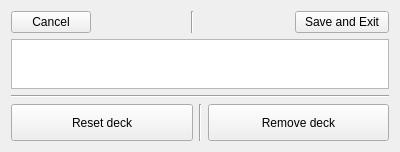
Qt form edit_deck.ui (Szybet/sanki) before a commit.
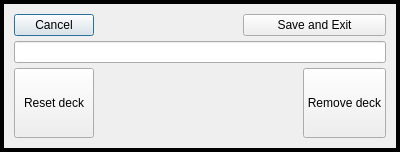
The same form after that commit.

Commit message: basic virtual keyboard, global functions redesign, edit deck improvments

The edit to the form file:
```diff
--- a/edit_deck.ui
+++ b/edit_deck.ui
@@ -1,7 +1,7 @@
 <?xml version="1.0" encoding="UTF-8"?>
 <ui version="4.0">
  <class>edit_deck</class>
- <widget class="QWidget" name="edit_deck">
+ <widget class="QDialog" name="edit_deck">
   <property name="geometry">
    <rect>
     <x>0</x>
@@ -14,93 +14,49 @@
    <string>Form</string>
   </property>
   <layout class="QGridLayout" name="gridLayout">
-   <item row="3" column="0">
-    <layout class="QHBoxLayout" name="horizontalLayout">
-     <property name="sizeConstraint">
-      <enum>QLayout::SetMinimumSize</enum>
-     </property>
-     <item>
-      <widget class="QPushButton" name="ButtonReset">
-       <property name="sizePolicy">
-        <sizepolicy hsizetype="Minimum" vsizetype="Minimum">
-         <horstretch>0</horstretch>
-         <verstretch>0</verstretch>
-        </sizepolicy>
-       </property>
-       <property name="text">
-        <string>Reset deck</string>
-       </property>
-      </widget>
-     </item>
-     <item>
-      <widget class="Line" name="line_3">
-       <property name="orientation">
-        <enum>Qt::Vertical</enum>
-       </property>
-      </widget>
-     </item>
-     <item>
-      <widget class="QPushButton" name="ButtonRemoveDeck">
-       <property name="sizePolicy">
-        <sizepolicy hsizetype="Minimum" vsizetype="Minimum">
-         <horstretch>0</horstretch>
-         <verstretch>0</verstretch>
-        </sizepolicy>
-       </property>
-       <property name="text">
-        <string>Remove deck</string>
-       </property>
-      </widget>
-     </item>
-    </layout>
-   </item>
-   <item row="2" column="0">
-    <widget class="Line" name="line_2">
-     <property name="orientation">
-      <enum>Qt::Horizontal</enum>
-     </property>
-    </widget>
-   </item>
+   <property name="leftMargin">
+    <number>0</number>
+   </property>
+   <property name="topMargin">
+    <number>0</number>
+   </property>
+   <property name="rightMargin">
+    <number>0</number>
+   </property>
+   <property name="bottomMargin">
+    <number>0</number>
+   </property>
+   <property name="spacing">
+    <number>0</number>
+   </property>
    <item row="1" column="0">
-    <widget class="QTextEdit" name="textEditDeckName">
-     <property name="sizePolicy">
-      <sizepolicy hsizetype="Expanding" vsizetype="Minimum">
-       <horstretch>0</horstretch>
-       <verstretch>0</verstretch>
-      </sizepolicy>
+    <widget class="QFrame" name="frame">
+     <property name="frameShape">
+      <enum>QFrame::Box</enum>
      </property>
-     <property name="minimumSize">
-      <size>
-       <width>0</width>
-       <height>40</height>
-      </size>
-     </property>
-     <property name="maximumSize">
-      <size>
-       <width>16777215</width>
-       <height>50</height>
-      </size>
-     </property>
-     <property name="font">
-      <font>
-       <pointsize>13</pointsize>
-      </font>
+     <property name="frameShadow">
+      <enum>QFrame::Plain</enum>
      </property>
      <property name="lineWidth">
-      <number>1</number>
+      <number>4</number>
      </property>
-     <property name="verticalScrollBarPolicy">
-      <enum>Qt::ScrollBarAlwaysOff</enum>
-     </property>
-     <property name="horizontalScrollBarPolicy">
-      <enum>Qt::ScrollBarAlwaysOff</enum>
-     </property>
-     <property name="lineWrapColumnOrWidth">
-      <number>0</number>
-     </property>
-    </widget>
-   </item>
-   <item row="0" column="0">
+     <layout class="QVBoxLayout" name="verticalLayout">
+      <property name="spacing">
+       <number>5</number>
+      </property>
+      <property name="leftMargin">
+       <number>10</number>
+      </property>
+      <property name="topMargin">
+       <number>10</number>
+      </property>
+      <property name="rightMargin">
+       <number>10</number>
+      </property>
+      <property name="bottomMargin">
+       <number>10</number>
+      </property>
+      <item>
     <layout class="QHBoxLayout" name="horizontalLayout_2">
      <property name="sizeConstraint">
       <enum>QLayout::SetMinimumSize</enum>
@@ -118,26 +74,6 @@
        </property>
       </widget>
      </item>
-     <item>
-      <spacer name="horizontalSpacer_2">
-       <property name="orientation">
-        <enum>Qt::Horizontal</enum>
-       </property>
-       <property name="sizeHint" stdset="0">
-        <size>
-         <width>40</width>
-         <height>20</height>
-        </size>
-       </property>
-      </spacer>
-     </item>
-     <item>
-      <widget class="Line" name="line">
-       <property name="orientation">
-        <enum>Qt::Vertical</enum>
-       </property>
-      </widget>
-     </item>
      <item>
       <spacer name="horizontalSpacer">
        <property name="orientation">
@@ -165,6 +101,65 @@
       </widget>
      </item>
     </layout>
+      </item>
+      <item>
+       <widget class="QLineEdit" name="lineEditDeckName">
+        <property name="tabletTracking">
+         <bool>false</bool>
+        </property>
+        <property name="focusPolicy">
+         <enum>Qt::ClickFocus</enum>
+        </property>
+       </widget>
+      </item>
+      <item>
+       <layout class="QHBoxLayout" name="horizontalLayout">
+        <property name="sizeConstraint">
+         <enum>QLayout::SetMinimumSize</enum>
+        </property>
+        <item>
+         <widget class="QPushButton" name="ButtonReset">
+          <property name="sizePolicy">
+           <sizepolicy hsizetype="Minimum" vsizetype="Minimum">
+            <horstretch>0</horstretch>
+            <verstretch>0</verstretch>
+           </sizepolicy>
+          </property>
+          <property name="text">
+           <string>Reset deck</string>
+          </property>
+         </widget>
+        </item>
+        <item>
+         <spacer name="horizontalSpacer_4">
+          <property name="orientation">
+           <enum>Qt::Horizontal</enum>
+          </property>
+          <property name="sizeHint" stdset="0">
+           <size>
+            <width>40</width>
+            <height>20</height>
+           </size>
+          </property>
+         </spacer>
+        </item>
+        <item>
+         <widget class="QPushButton" name="ButtonRemoveDeck">
+          <property name="sizePolicy">
+           <sizepolicy hsizetype="Minimum" vsizetype="Minimum">
+            <horstretch>0</horstretch>
+            <verstretch>0</verstretch>
+           </sizepolicy>
+          </property>
+          <property name="text">
+           <string>Remove deck</string>
+          </property>
+         </widget>
+        </item>
+       </layout>
+      </item>
+     </layout>
+    </widget>
    </item>
   </layout>
  </widget>
```
Lines whose indentation alone changed are shown as unchanged. The commit also changes 24 other files.
